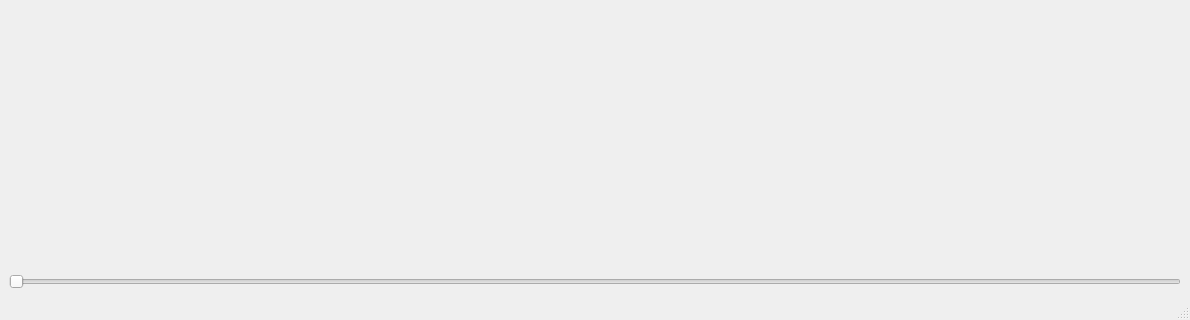
Qt form main.ui (claudehotline/pyside6-video-player) before a commit; both pictures show x 0 to 1190 and y 318 to 638 of the 1190 by 638 pixel window.
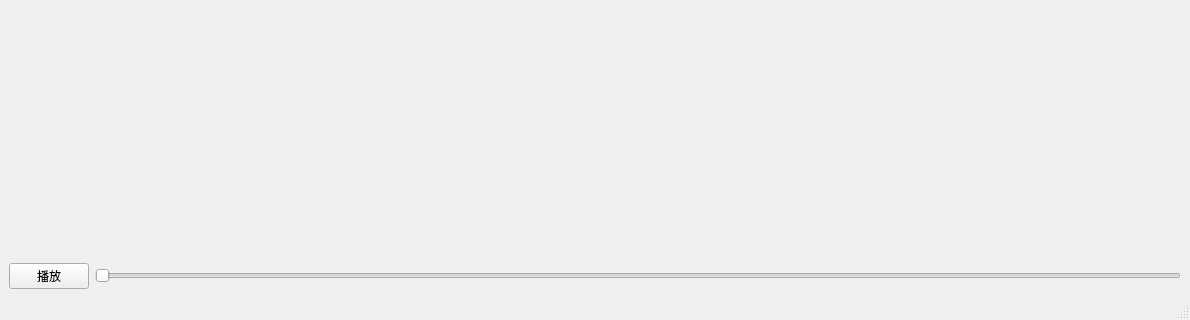
The same form after that commit.

Commit message: add play/pause button

The edit to the form file:
```diff
--- a/main.ui
+++ b/main.ui
@@ -104,11 +104,28 @@
      </layout>
     </item>
     <item>
+     <layout class="QHBoxLayout" name="horizontalLayout_3">
+      <item>
+       <widget class="QPushButton" name="playButton">
+        <property name="sizePolicy">
+         <sizepolicy hsizetype="Fixed" vsizetype="Fixed">
+          <horstretch>0</horstretch>
+          <verstretch>0</verstretch>
+         </sizepolicy>
+        </property>
+        <property name="text">
+         <string>播放</string>
+        </property>
+       </widget>
+      </item>
+      <item>
      <widget class="QSlider" name="horizontalSlider">
       <property name="orientation">
        <enum>Qt::Horizontal</enum>
       </property>
      </widget>
+      </item>
+     </layout>
     </item>
    </layout>
   </widget>
```
Lines whose indentation alone changed are shown as unchanged. The commit also changes 3 other files.
